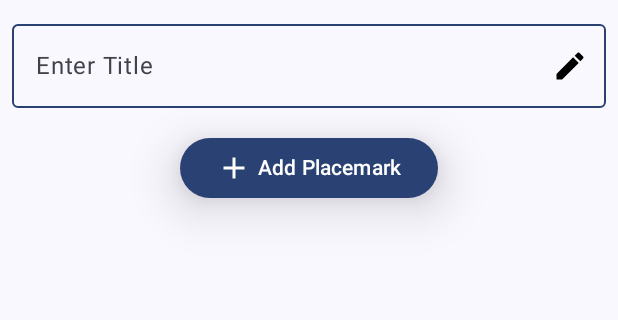
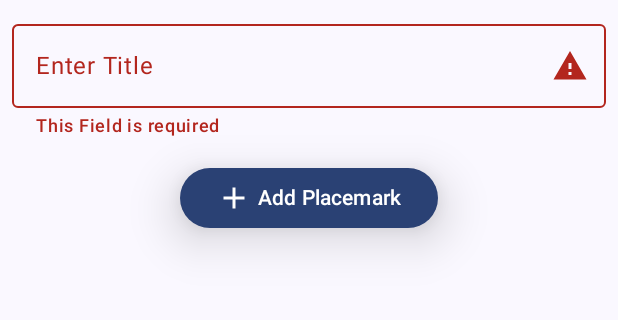
Before and after one commit to fitzdora/placemark_jpc_v1, an Android app built with Jetpack Compose: the screen it shows after launch (MainActivity), after a tap on "Add Placemark", on a phone screen of 412 x 824 dp, the part 96-416 px from its top. Run offline under Robolectric (Android 15) with nearby library versions, the phone set to English and light mode, and no system bars; our stand-ins replace Timber.

Commit message:
Creating PlacemarkModel

```diff
--- a/app/src/main/java/ie/setu/placemark_jpc_v1/MainActivity.kt
+++ b/app/src/main/java/ie/setu/placemark_jpc_v1/MainActivity.kt
@@ -14,6 +14,7 @@ import androidx.compose.material.icons.Icons
 import androidx.compose.material.icons.filled.Add
 import androidx.compose.material.icons.filled.Edit
 import androidx.compose.material.icons.filled.Menu
+import androidx.compose.material.icons.filled.Warning
 import androidx.compose.material3.Button
 import androidx.compose.material3.ButtonDefaults
 import androidx.compose.material3.ExperimentalMaterial3Api
@@ -37,6 +38,7 @@ import androidx.compose.ui.modifier.modifierLocalConsumer
 import androidx.compose.ui.res.stringResource
 import androidx.compose.ui.tooling.preview.Preview
 import androidx.compose.ui.unit.dp
+import ie.setu.placemark_jpc_v1.models.PlacemarkModel
 import ie.setu.placemark_jpc_v1.ui.theme.PlacemarkJPCV1Theme
 import timber.log.Timber
 import timber.log.Timber.Forest.i
@@ -62,6 +64,9 @@ class MainActivity : ComponentActivity() {
         }
         Timber.plant(Timber.DebugTree())
         i("Placemark MainActivity started..")
+        fun addPlacemark(title: String){
+            i("Title entered is: $title")
+        }
     }
 }
 
@@ -86,6 +91,7 @@ fun GreetingPreview() {
 @Composable
 fun ShowAddPlacemark() {
     var title by remember { mutableStateOf("") }
+    var showError by remember { mutableStateOf(false) }
 
     PlacemarkJPCV1Theme {
         Column(
@@ -103,19 +109,36 @@ fun ShowAddPlacemark() {
                     placeholderColor = MaterialTheme.colorScheme.onPrimary
                 ),
                 value = title,
-                onValueChange = { title = it },
+                onValueChange = {
+                    title = it
+                    showError = false
+                                },
+                isError = showError,
                 modifier = Modifier.fillMaxWidth(),
                 label = { Text(stringResource(id = R.string.text_titleHint)) },
                 trailingIcon = {
+                    if (showError)
+                        Icon(
+                            Icons.Filled.Warning, "error",
+                            tint = MaterialTheme.colorScheme.error
+                        )
+                    else
                     Icon(
-                        Icons.Default.Edit, contentDescription = "",
+                        Icons.Default.Edit, contentDescription = "add/edit",
                         tint = Color.Black
                     )
                 },
+                supportingText = { ShowSupportText(showError)}
             )
             Button(
-                onClick = { },
-                modifier = Modifier.align(Alignment.CenterHorizontally),
+                onClick = {
+                          if(title.isEmpty()){
+                              showError = true
+                          } else {
+                              addPlacemark(title)
+                          }
+                },
+                // modifier = Modifier.align(Alignment.CenterHorizontally),
                 elevation = ButtonDefaults.buttonElevation(20.dp)
             ) {
                 Icon(Icons.Default.Add, contentDescription = "Add")
@@ -147,3 +170,18 @@ fun ShowToolBar(){
         )
     }
 }
+fun addPlacemark(title: String) {
+    val placemark = PlacemarkModel()
+    placemark.title = title
+    i("Title entered is: $placemark.title")
+}
+@Composable
+fun ShowSupportText(isError : Boolean){
+    if(isError)
+        Text(
+            text = "This Field is required",
+            style = MaterialTheme.typography.labelMedium,
+            color = MaterialTheme.colorScheme.error
+        )
+    else Text(text = "")
+}
--- /dev/null
+++ b/app/src/main/java/ie/setu/placemark_jpc_v1/models/PlacemarkModel.kt
@@ -0,0 +1,3 @@
+package ie.setu.placemark_jpc_v1.models
+
+data class PlacemarkModel(var title : String = "")
```
